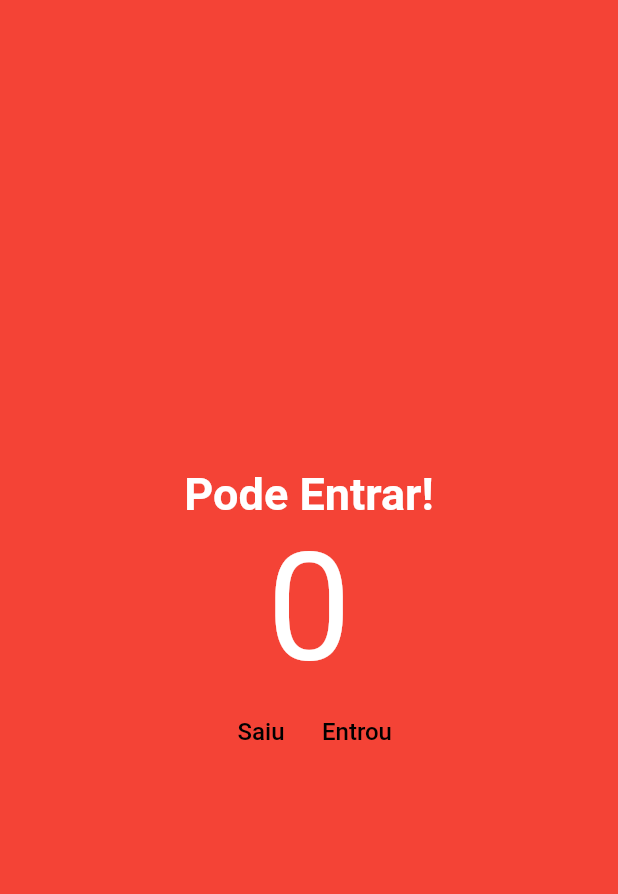
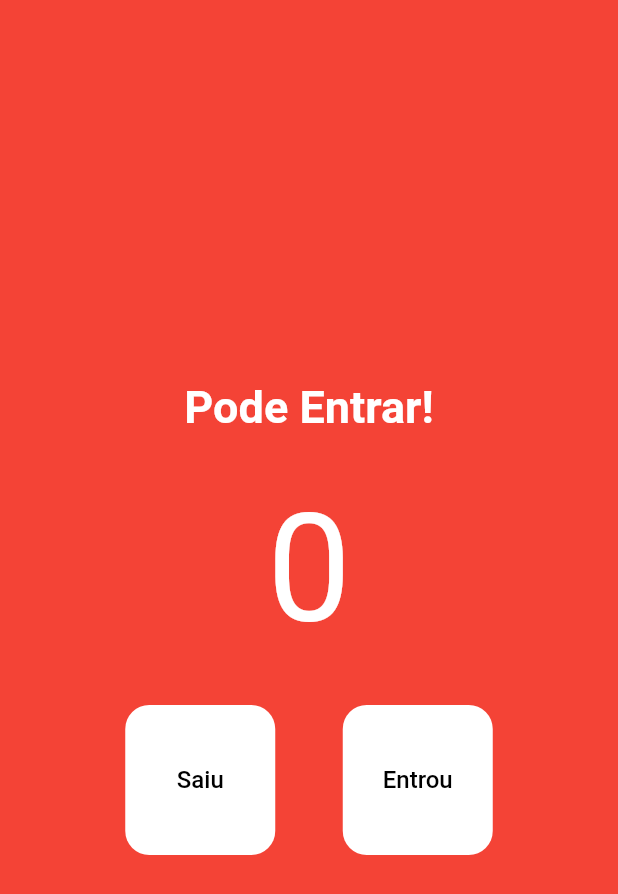
Before and after one commit to Willian000067/Contadordepessoas, a Flutter app: the screen it shows after launch, on a phone screen of 412 x 824 dp. Shown: the top 894 px of the screen. Run offline on Flutter 3.47's test engine with Material 2 defaults, Android fonts, the phone set to English and light mode, and no system bars.

Commit message:
Personalizando_o_botao_e_padding

```diff
--- a/flutter_application_1/lib/main.dart
+++ b/flutter_application_1/lib/main.dart
@@ -41,6 +41,10 @@ class HomePage extends StatelessWidget {
               fontWeight: FontWeight.w700,
             ),
           ),
+
+          // Para afastar o texto dos botoes, vou criar um widget entre os dois botoes.
+          const SizedBox(height: 32),
+
           const Text(
             '0',
             style: TextStyle(
@@ -48,12 +52,27 @@ class HomePage extends StatelessWidget {
               color: Colors.white,
             ),
           ),
+
+          // Para afastar o texto dos botoes, vou criar um widget entre os dois botoes.
+          const SizedBox(height: 32),
+
+          // Criando os Botoes
           Row(
             mainAxisAlignment: MainAxisAlignment.center,
             children: [
               TextButton(
                 onPressed: decrement,
-                child: Text(
+                style: TextButton.styleFrom(
+                    backgroundColor: Colors.white,
+                    // Serve para afastar o teste do botao em todos os lados.
+                    fixedSize: const Size(100, 100),
+                    // Para mudar a tonalidade de quando clica no botao
+                    primary: Colors.black,
+                    // mexer na borda do botao
+                    shape: RoundedRectangleBorder(
+                      borderRadius: BorderRadius.circular(16),
+                    )),
+                child: const Text(
                   'Saiu',
                   style: TextStyle(
                     color: Colors.black,
@@ -61,9 +80,23 @@ class HomePage extends StatelessWidget {
                   ),
                 ),
               ),
+
+              // Para afastar um botao do outro, vou criar um widget entre os dois botoes.
+              const SizedBox(width: 45),
+
               TextButton(
                 onPressed: increment,
-                child: Text(
+                style: TextButton.styleFrom(
+                    backgroundColor: Colors.white,
+                    // Serve para afastar o teste do botao em todos os lados.
+                    fixedSize: const Size(100, 100),
+                    // Para mudar a tonalidade de quando clica no botao
+                    primary: Colors.black,
+                    // mexer na borda do botao
+                    shape: RoundedRectangleBorder(
+                      borderRadius: BorderRadius.circular(16),
+                    )),
+                child: const Text(
                   'Entrou',
                   style: TextStyle(
                     color: Colors.black,
```
